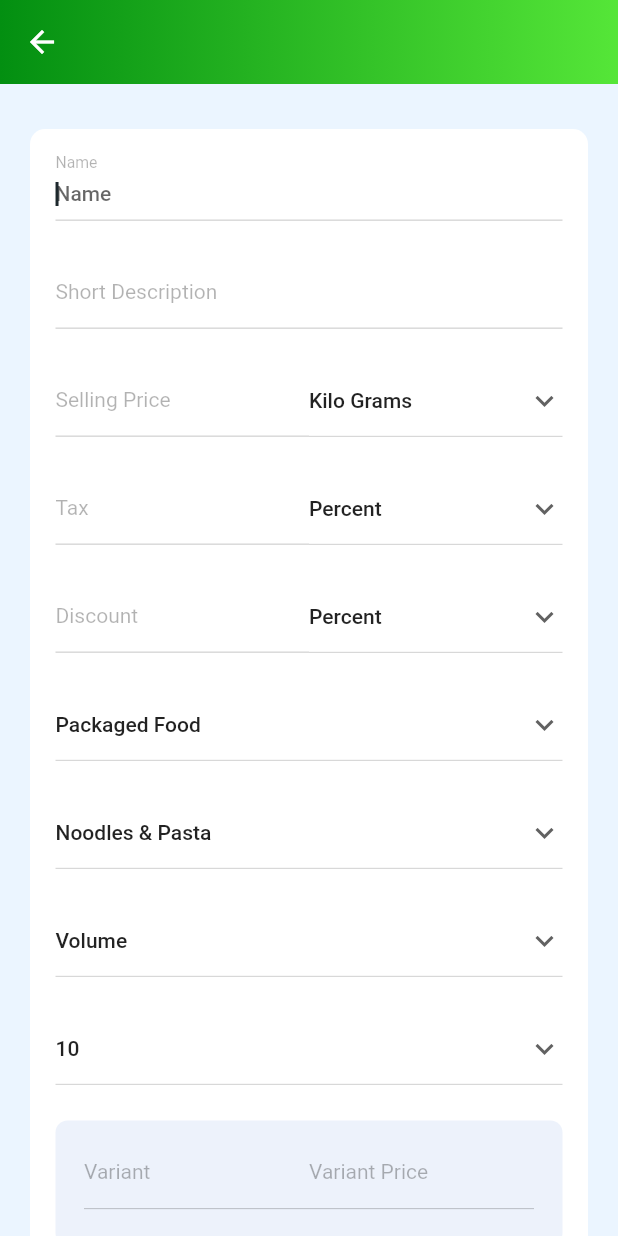
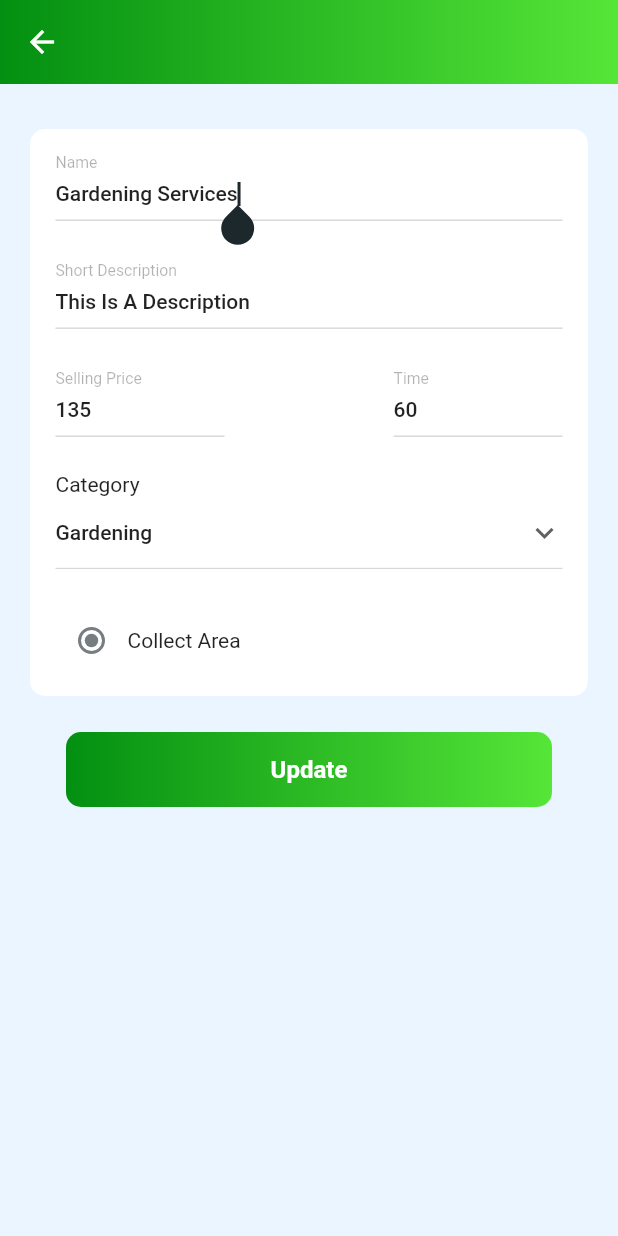
Before and after one commit to jithuhari/demo, a Flutter app: the ProductEditScreen screen opened directly, on a phone screen of 412 x 824 dp. Run offline on Flutter 3.47's test engine with Material 2 defaults, Android fonts, the light colour scheme and no system bars; our stand-ins replace cached_network_image, dotted_border, flutter_multi_formatter, flutter_svg, fluttertoast, get and 2 more.

Commit message:
done some changes in products_edit_screen

```diff
--- a/lib/ui/product/products_edit_screen.dart
+++ b/lib/ui/product/products_edit_screen.dart
@@ -23,16 +23,25 @@ class ProductEditScreen extends StatelessWidget {
           shrinkWrap: true,
           padding: const EdgeInsets.symmetric(horizontal: 20, vertical: 30),
           children: [
-            item (),
+            item(),
 
+
+
+            _bottomButton()
           ],
         ));
   }
-  Widget item (){
+
+  Widget productImage(){
+    return Container();
+  }
+
+  Widget item() {
     return DecoratedBox(
-      decoration: AppDecoration.decorationColoredButtonRadius10(color: AppColors.bgColor),
+      decoration: AppDecoration.decorationColoredButtonRadius10(
+          color: AppColors.bgColor),
       child: Padding(
-        padding: const EdgeInsets.symmetric(horizontal: 17,vertical: 13),
+        padding: const EdgeInsets.symmetric(horizontal: 17, vertical: 13),
         child: Column(
           mainAxisSize: MainAxisSize.min,
           mainAxisAlignment: MainAxisAlignment.start,
@@ -44,68 +53,47 @@ class ProductEditScreen extends StatelessWidget {
             const SizedBoxH24(),
             _field3(),
             const SizedBoxH24(),
+            const Text('Category'),
             _field4(),
             const SizedBoxH24(),
-            _field5(),
-            const SizedBoxH24(),
-            _catogory(),
-            const SizedBoxH24(),
-            _subCatogory(),
-            const SizedBoxH24(),
-            _attribute(),
-            const SizedBoxH24(),
-            _volume(),
-            const SizedBoxH24(),
-            _field8()
+            _field5()
           ],
         ),
       ),
     );
   }
-  Widget _field3(){
+
+  Widget _field3() {
     return Row(
       children: [
-        Expanded(flex:1,child: sellingPrice()),
-        Expanded(flex:1,child: _unit())
-
+        Expanded(flex: 1, child: sellingPrice()),
+        const Spacer(),
+        Expanded(flex: 1, child: time())
       ],
     );
   }
-  Widget _field4(){
+
+  Widget _field4() {
     return Row(
       children: [
-        Expanded(flex:1,child: _tax()),
-        Expanded(flex:1,child: _taxType())
-
+        Expanded(flex: 1, child: category())
       ],
     );
   }
-  Widget _field5(){
+
+   Widget _field5() {
     return Row(
       children: [
-        Expanded(flex:1,child: _discount()),
-        Expanded(flex:1,child: _discountType())
-
+        RadiobuttonWidget(),
+        const Text('Collect Area')
       ],
     );
   }
-  Widget _field8(){
-    return DecoratedBox(
-      decoration: AppDecoration.decorationColoredButtonRadius8(color: AppColors.editProductBg),
-      child: Padding(
-        padding: const EdgeInsets.fromLTRB(19, 11, 19, 24),
-        child: Row(
-          children: [
-            Expanded(flex:1,child: _variant()),
-            Expanded(flex:1,child: _variantPrice())
 
-          ],
-        ),
-      ),
-    );
-  }
   Widget productName() {
-    return AppTextFormFieldUnderLine(label: AppStrings.name,
+    return AppTextFormFieldUnderLine(
+      label: AppStrings.name,
+      initialValue: 'Gardening Services',
       // controller: _contactUsController?.phoneController,
       hint: AppStrings.name,
       // autoValidate: data == PageState.validationError,
@@ -113,159 +101,83 @@ class ProductEditScreen extends StatelessWidget {
       inputType: TextInputType.text, borderColor: Colors.black.withOpacity(.3),
     );
   }
+
   Widget productDescription() {
     return AppTextFormFieldUnderLine(
       // controller: _contactUsController?.phoneController,
       label: AppStrings.shortDescription,
       hint: AppStrings.shortDescription,
-      // autoValidate: data == PageState.validationError,
-      // validator: Validator.isValidMobileNumber,
-      inputType: TextInputType.text, borderColor: Colors.black.withOpacity(.3),
-    );
-  }
-  Widget sellingPrice() {
-    return AppTextFormFieldUnderLine(
-      // controller: _contactUsController?.phoneController,
-      label:AppStrings.sellingPrice,
-      hint: AppStrings.sellingPrice,
+      initialValue: 'This Is A Description',
       // autoValidate: data == PageState.validationError,
       // validator: Validator.isValidMobileNumber,
       inputType: TextInputType.text, borderColor: Colors.black.withOpacity(.3),
     );
   }
 
-  Widget _tax() {
+  Widget sellingPrice() {
     return AppTextFormFieldUnderLine(
       // controller: _contactUsController?.phoneController,
-      hint: AppStrings.tax,
-      label: AppStrings.tax,
+      label: AppStrings.sellingPrice,
+      hint: AppStrings.sellingPrice,
+      initialValue: '135',
       // autoValidate: data == PageState.validationError,
       // validator: Validator.isValidMobileNumber,
-      inputType: TextInputType.number,
-      borderColor: Colors.black.withOpacity(.3),
+      inputType: TextInputType.text, borderColor: Colors.black.withOpacity(.3),
     );
   }
-  Widget _discount() {
+
+  Widget time() {
     return AppTextFormFieldUnderLine(
       // controller: _contactUsController?.phoneController,
-      hint: AppStrings.discount,
-      label: AppStrings.discount,
+      label: 'Time',
+      hint: 'Time',
+      initialValue: '60',
       // autoValidate: data == PageState.validationError,
       // validator: Validator.isValidMobileNumber,
-      inputType: TextInputType.number,
-      borderColor: Colors.black.withOpacity(.3),
-    );
-  }
-  Widget _variant() {
-    return AppTextFormFieldUnderLine(
-      // controller: _contactUsController?.phoneController,
-      hint: AppStrings.variant,
-      label: AppStrings.variant,
-      // autoValidate: data == PageState.validationError,
-      // validator: Validator.isValidMobileNumber,
-      inputType: TextInputType.number,
-      borderColor: Colors.black.withOpacity(.3),
-    );
-  }
-  Widget _variantPrice() {
-    return AppTextFormFieldUnderLine(
-      // controller: _contactUsController?.phoneController,
-      hint: AppStrings.variantPrice,
-      label: AppStrings.variantPrice,
-      // autoValidate: data == PageState.validationError,
-      // validator: Validator.isValidMobileNumber,
-      inputType: TextInputType.number,
-      borderColor: Colors.black.withOpacity(.3),
+      inputType: TextInputType.text, borderColor: Colors.black.withOpacity(.3),
     );
   }
 
 
 
-  Widget _unit() {
+  Widget category() {
     return const DropdownField(
-      hintText: AppStrings.unit,
-      value:"Kilo Grams" ,
+      hintText: AppStrings.taxTyp,
+      value: "Gardening",
       options: [
-        "Kilo Grams",
-        "Litre",
+        "Gardening",
+        "Planting",
       ],
     );
   }
-  Widget _taxType() {
+
+   Widget RadiobuttonWidget() {
+    return Radio(value: 'collect Area', groupValue: 'collect Area', onChanged: (item ){
+      item= 'collectArea';
+    });
+  }
+
+  Widget _discountType() {
     return const DropdownField(
-      hintText: AppStrings.taxTyp,
-      value:"Percent" ,
+      hintText: AppStrings.discountTyp,
+      value: "Percent",
       options: [
         "Percent",
         "Accumulated",
       ],
     );
   }
-  Widget _discountType() {
-    return const DropdownField(
-      hintText: AppStrings.discountTyp,
-      value:"Percent" ,
-      options: [
-        "Percent",
-        "Accumulated",
-      ],
-    );
-  }
-  Widget _catogory() {
-    return const DropdownField(
-      hintText: AppStrings.category,
-      value:"Packaged Food" ,
-      options: [
-        "Packaged Food",
-      ],
-    );
-  }
-  Widget _subCatogory() {
-    return const DropdownField(
-      hintText: AppStrings.subCategory,
-      value:"Noodles & Pasta" ,
-      options: [
-        "Noodles & Pasta",
-      ],
-    );
-  }
-  Widget _attribute() {
-    return const DropdownField(
-      hintText: AppStrings.attribute,
-      value:"Volume" ,
-      options: [
-        "Volume",
-      ],
-    );
-  }
-  Widget _volume() {
-    return const DropdownField(
-      hintText: AppStrings.volume,
-      value:"10" ,
-      options: [
-        "10",
-      ],
-    );
-  }
 
-  Widget _bottomButtons() {
+  Widget _bottomButton() {
     return Padding(
       padding: const EdgeInsets.all(24),
       child: Row(
         children: [
           Expanded(
             flex: 1,
-            child: WidgetUtils.coloredButton(
-                color: AppColors.basicDetailsButtonColor,
-                text: AppStrings.back,
-                textColor: AppColors.loginButtonColor),
-          ),
-          const SizedBoxW10(),
-          Expanded(
-            flex: 1,
             child: WidgetUtils.linearGradiantButton(
                 textColor: AppColors.bgColor,
-                text: AppStrings.next,
+                text: 'Update',
                 gradient: AppColors.loginCardGradient),
           ),
         ],
```
